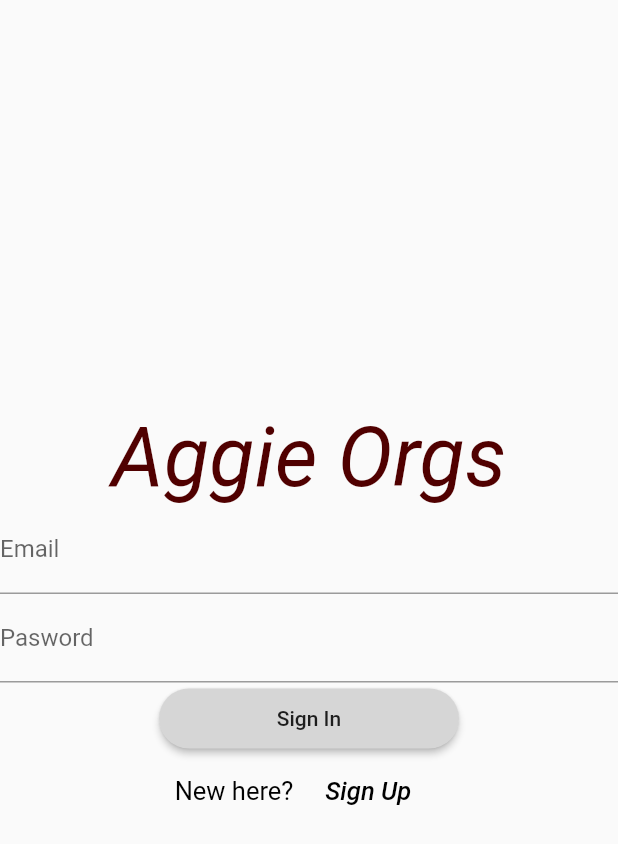
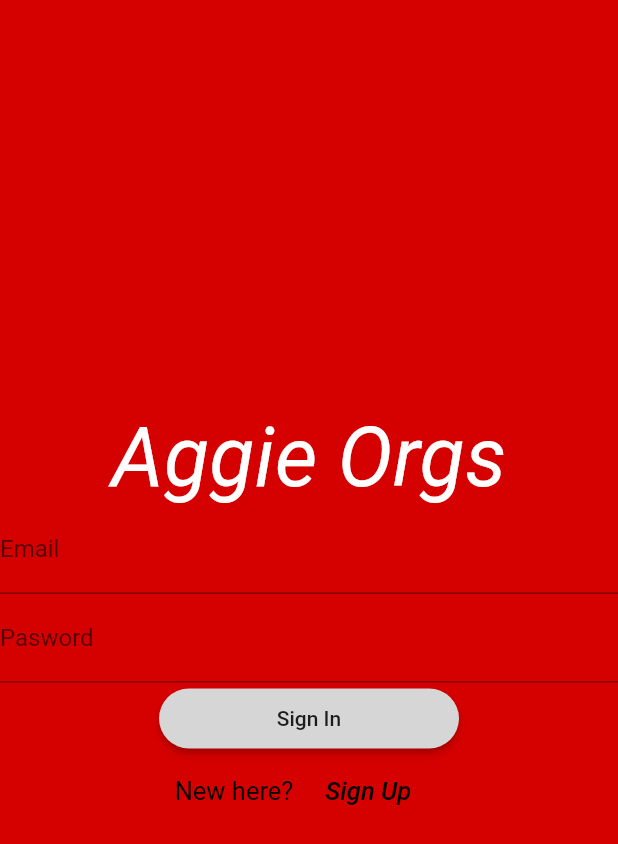
Before and after one commit to aggie-coding-club/Aggie-Involvement-Project, a Flutter app: the screen it shows after launch, on a phone screen of 412 x 824 dp. Shown: the top 844 px of the screen. Run offline on Flutter 3.47's test engine with Material 2 defaults, Android fonts, the phone set to English and light mode, and no system bars.

Commit message:
Color Patch

```diff
--- a/lib/Pages/login_page.dart
+++ b/lib/Pages/login_page.dart
@@ -8,7 +8,7 @@ class LoginPage extends StatefulWidget {
 }
 
 class _LoginPageState extends State<LoginPage> {
-  Color aggiemaroon = const Color(0x500000);
+  // Colors aggiemaroon = const Colors;
   String _email, _password;
   final GlobalKey<FormState> _formKey = GlobalKey<FormState>();
   @override
@@ -16,6 +16,8 @@ class _LoginPageState extends State<LoginPage> {
     return Scaffold(
       body : Form(
         key: _formKey,
+        child: Container(
+          color: Colors.redAccent[700],
           child: Center(
             child: Column(
               mainAxisAlignment: MainAxisAlignment.center,
@@ -24,7 +26,7 @@ class _LoginPageState extends State<LoginPage> {
                   text: TextSpan(
                     text: "Aggie Orgs",
                     style: TextStyle(
-                    color: aggiemaroon.withOpacity(1.0),
+                      color: Color.fromRGBO(255, 255, 255, 255),
                       fontSize: 55,
                       fontStyle: FontStyle.italic,
                       fontWeight: FontWeight.w400,
@@ -104,6 +106,7 @@ class _LoginPageState extends State<LoginPage> {
             ),
           ),
         ),
+      ),
     );
   }
 }
--- a/lib/main.dart
+++ b/lib/main.dart
@@ -7,24 +7,24 @@ class MyApp extends StatelessWidget {
   // This widget is the root of your application.
   @override
   Widget build(BuildContext context) {
-/*    Map<int, Color> color =
-    {
-      50:Color.fromRGBO(255,255,255, .1),
-      100:Color.fromRGBO(255,255,255, .2),
-      200:Color.fromRGBO(255,255,255, .3),
-      300:Color.fromRGBO(255,255,255, .4),
-      400:Color.fromRGBO(255,255,255, .5),
-      500:Color.fromRGBO(255,255,255, .6),
-      600:Color.fromRGBO(255,255,255, .7),
-      700:Color.fromRGBO(255,255,255, .8),
-      800:Color.fromRGBO(255,255,255, .9),
-      900:Color.fromRGBO(255,255,255, 1),
-    };
-    MaterialColor colorCustom = MaterialColor(0xFFFFFFFF, color);*/
+//    Map<int, Color> color =
+//    {
+//      50:Color.fromRGBO(255,255,255, .1),
+//      100:Color.fromRGBO(255,255,255, .2),
+//      200:Color.fromRGBO(255,255,255, .3),
+//      300:Color.fromRGBO(255,255,255, .4),
+//      400:Color.fromRGBO(255,255,255, .5),
+//      500:Color.fromRGBO(255,255,255, .6),
+//      600:Color.fromRGBO(255,255,255, .7),
+//      700:Color.fromRGBO(255,255,255, .8),
+//      800:Color.fromRGBO(255,255,255, .9),
+//      900:Color.fromRGBO(255,255,255, 1),
+//    };
+//    MaterialColor colorCustom = MaterialColor(0xFFFFFFFF, color);
     return MaterialApp(
       title: 'Flutter Demo',
       theme: ThemeData(
-        primarySwatch: Colors.blue,
+        primarySwatch: Colors.grey,
       ),
       home: LoginPage(),
     );
```
Lines whose indentation alone changed are shown as unchanged.
